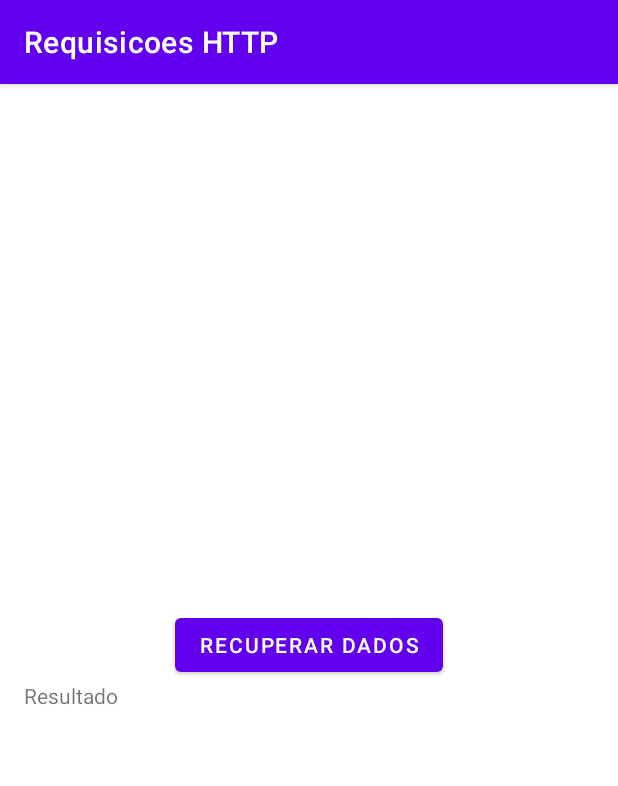
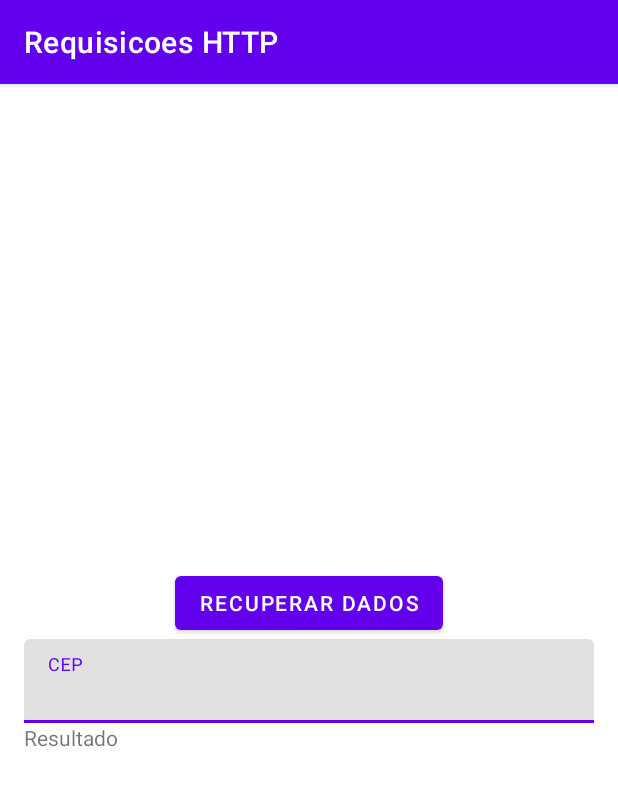
Before and after one commit to alvesgleibson/ConsumindoAPI_Retrofit-Gson, an Android app: the screen it shows after launch (MainActivity), on a phone screen of 412 x 824 dp. Shown: the top 786 px of the screen. Run offline under Robolectric (Android 15) with nearby library versions, the phone set to English and light mode, and no system bars.

Commit message:
Cosume Rest(Using Class and user interaction) yep Without Retrofit e Gson

```diff
--- a/app/src/main/res/layout/activity_main.xml
+++ b/app/src/main/res/layout/activity_main.xml
@@ -17,7 +17,15 @@
 
     <com.google.android.material.textfield.TextInputLayout
         android:layout_width="match_parent"
-        android:layout_height="wrap_content"/>
+        android:layout_height="wrap_content">
+
+        <com.google.android.material.textfield.TextInputEditText
+            android:id="@+id/imputText"
+            android:layout_width="match_parent"
+            android:layout_height="wrap_content"
+            android:inputType="number"
+            android:hint="CEP" />
+    </com.google.android.material.textfield.TextInputLayout>
 
     <TextView
         android:id="@+id/txtResultado"
```
Also changed, not shown: app/src/main/java/com/alvesgleibson/requisicoeshttp/MainActivity.java (+26 -6 lines).
